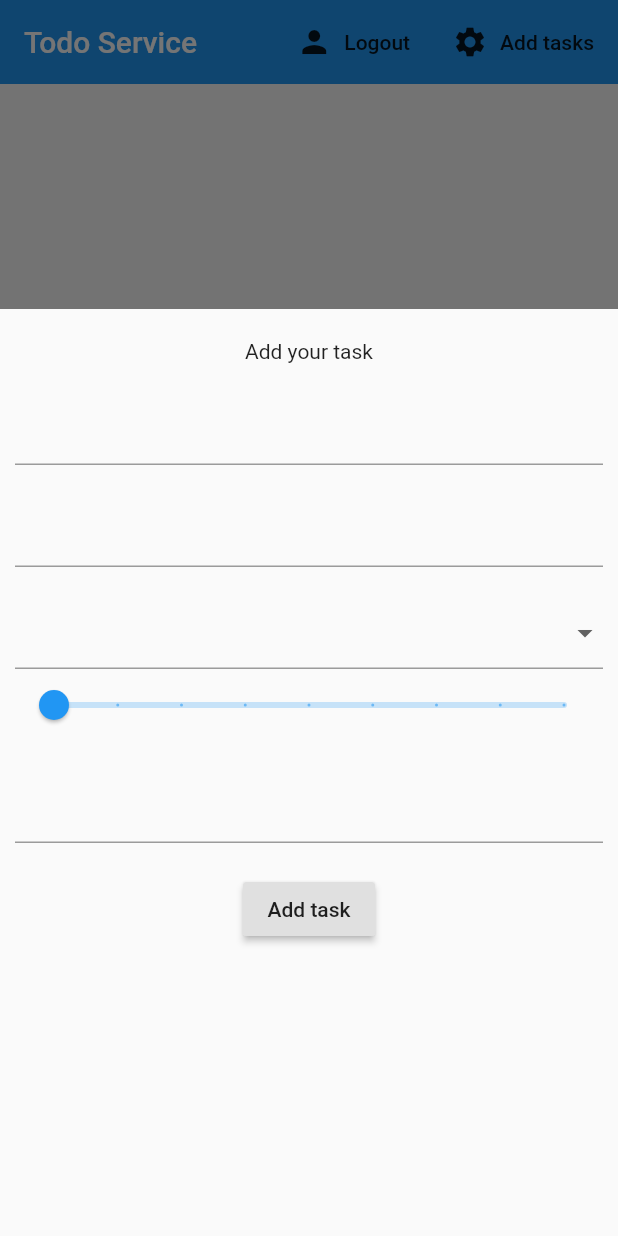
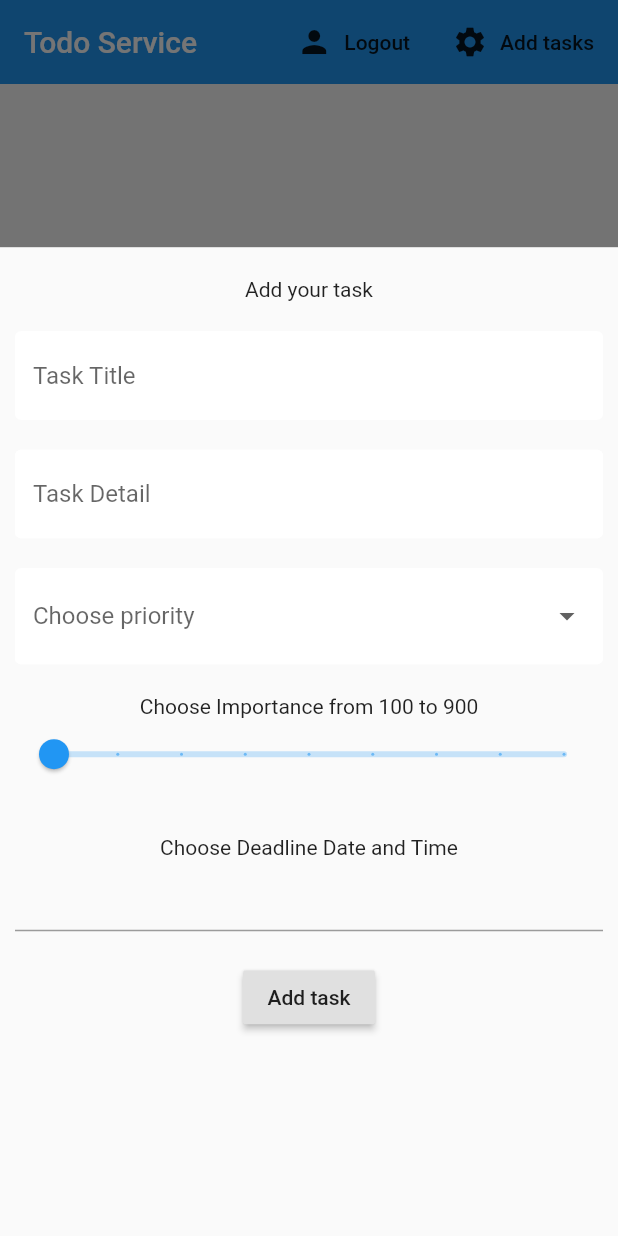
Before and after one commit to Nakamurus/flutter_todo, a Flutter app: the screen it shows once a user with an empty profile is signed in, after a tap on "Add tasks", on a phone screen of 412 x 824 dp. Run offline on Flutter 3.47's test engine with Material 2 defaults, Android fonts, the phone set to English and light mode, and no system bars; drawn by our look-alikes of datetime_picker_formfield; our stand-ins replace cloud_firestore, firebase_auth, firebase_core, flutter_spinkit; accounts and stored records are empty.

Commit message:
added label to a create task form

```diff
--- a/lib/screens/home/create_task.dart
+++ b/lib/screens/home/create_task.dart
@@ -37,14 +37,17 @@ class _CreateTaskState extends State<CreateTask> {
           ),
           SizedBox(height: 20.0),
           TextFormField(
+            decoration: textInputDecoration.copyWith(hintText: 'Task Title'),
             onChanged: (val) => setState(() => title = val)
           ),
           SizedBox(height: 20.0),
           TextFormField(
+            decoration: textInputDecoration.copyWith(hintText: 'Task Detail'),
             onChanged: (val) => setState(() => detail = val)
           ),
           SizedBox(height: 20.0),
           DropdownButtonFormField(
+            decoration: textInputDecoration.copyWith(hintText: 'Choose priority'),
             items: priorities.map((priority) {
               return DropdownMenuItem(
                 value: priority,
@@ -53,6 +56,12 @@ class _CreateTaskState extends State<CreateTask> {
             }).toList(),
             onChanged: (val) => setState(() => priority = val),
           ),
+          Column(
+            children: [
+              Padding(
+                padding: EdgeInsets.only(top: 20.0),
+                child: Text('Choose Importance from 100 to 900'),
+              ),
               Slider(
                 value: (importance ?? 100).toDouble(),
                 min: 100,
@@ -60,7 +69,12 @@ class _CreateTaskState extends State<CreateTask> {
                 divisions: 8,
                 onChanged: (val) => setState(() => importance = val.toInt()),
               ),
-          SizedBox(height: 20.0),
+            ],
+          ),
+          SizedBox(height: 30.0),
+          Column(
+            children: [
+              Text('Choose Deadline Date and Time'),
               DateTimeField(
                 format: format,
                 onShowPicker: (context, curretValue) async {
@@ -68,17 +82,21 @@ class _CreateTaskState extends State<CreateTask> {
                     context: context,
                     firstDate: DateTime(1900),
                     initialDate: curretValue ?? DateTime.now(),
-                lastDate: DateTime(2100));
+                    lastDate: DateTime(2100),
+                  );
                   if (date == null) {
                     deadline = curretValue;
                   } else {
                     final time = await showTimePicker(
                       context: context,
-                  initialTime: TimeOfDay.fromDateTime(curretValue ?? DateTime.now())
+                      initialTime: TimeOfDay.fromDateTime(curretValue ?? DateTime.now()),
                     );
                     deadline = DateTimeField.combine(date, time);
+                    return deadline;
                   }
                 },
+              ),
+            ],
           ),
           SizedBox(height: 20.0),
           RaisedButton(
--- a/lib/screens/home/home.dart
+++ b/lib/screens/home/home.dart
@@ -19,7 +19,7 @@ class Home extends StatelessWidget {
     void _showSettingsPanel() {
       showModalBottomSheet(context: context, isScrollControlled: true, builder: (context) {
         return Container(
-          height: MediaQuery.of(context).copyWith().size.height * 0.75,
+          height: MediaQuery.of(context).copyWith().size.height * 0.80,
           padding: EdgeInsets.symmetric(vertical: 20.0, horizontal: 10.0),
           child: CreateTask(),
         );
```
Lines whose indentation alone changed are shown as unchanged.
